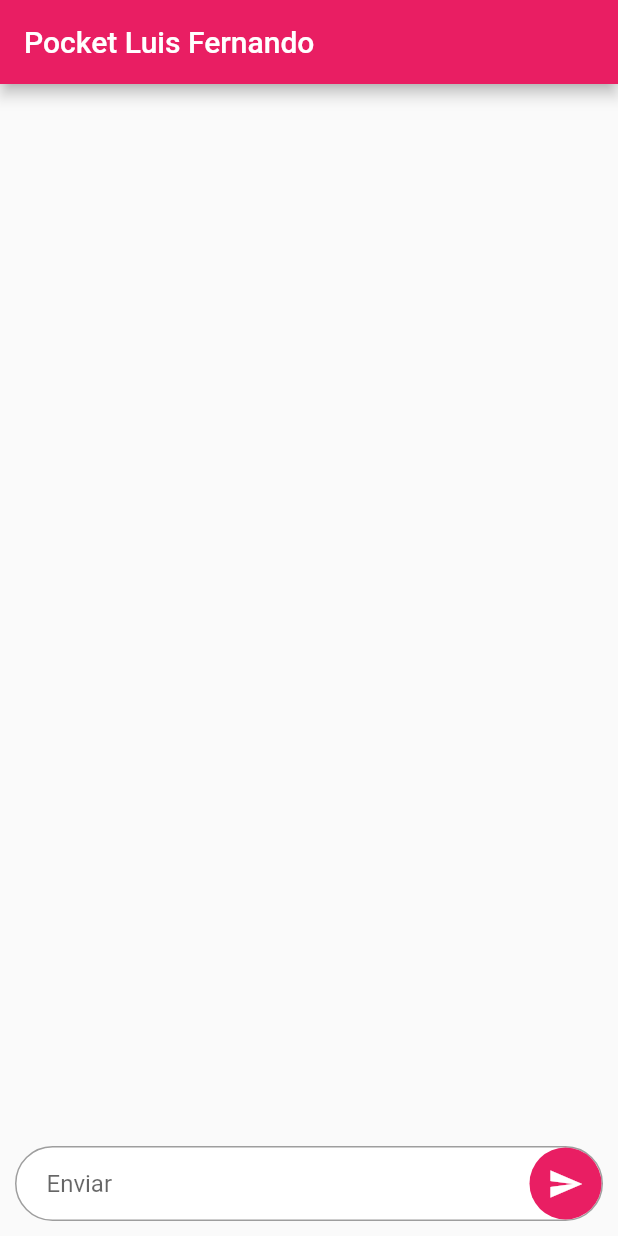
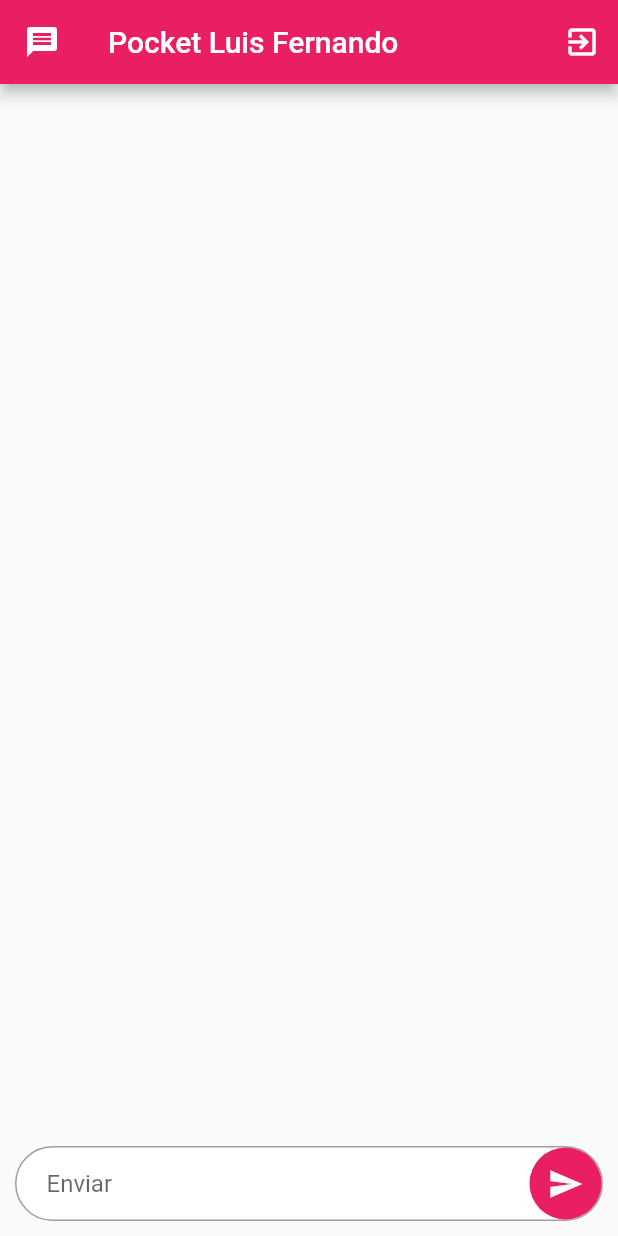
Before and after one commit to BulletSentence/Code-Friend, a Flutter app: the screen it shows after launch, on a phone screen of 412 x 824 dp. Run offline on Flutter 3.47's test engine with Material 2 defaults, Android fonts, the phone set to English and light mode, and no system bars; our stand-ins replace flare_flutter; missing offline and left inert: flutter_dialogflow; project files that could hold a hidden picture were left out.

Commit message:
Quit button

```diff
--- a/lib/views/chat_page.dart
+++ b/lib/views/chat_page.dart
@@ -1,5 +1,8 @@
+import 'dart:io';
+
 import 'package:codefriend/models/chat_message.dart';
 import 'package:codefriend/widgets/messages.dart';
+import 'package:codefriend/widgets/popup_exit.dart';
 import 'package:flutter/material.dart';
 import 'package:flutter_dialogflow/dialogflow_v2.dart';
 
@@ -23,6 +26,14 @@ class _HomePageState extends State<HomePage> {
     return Scaffold(
       appBar: new AppBar(
         title: Text('Pocket Luis Fernando'),
+        leading: Icon(Icons.message),
+        actions: <Widget>[
+          IconButton(
+            onPressed: ()=> Exit_dialog(context),
+            icon: Icon(Icons.exit_to_app),
+            tooltip: 'Close app',
+          )
+        ],
       ),
       body: Column(
         children: <Widget>[
```
Also changed, not shown: lib/widgets/popup_exit.dart (added, +35 -0 lines).
